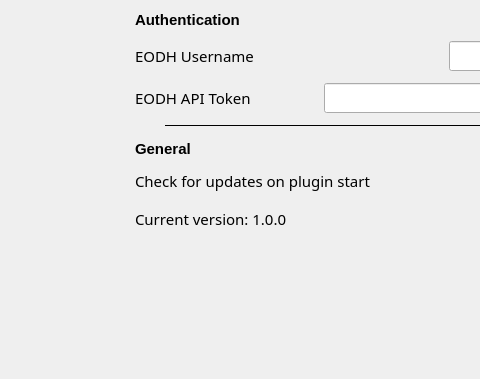
First picture: the form in eodh_qgis/ui/settings.ui, repository EO-DataHub/eodh-qgis, before the edit; both pictures show x 0 to 480 and y 0 to 379 of the 766 by 534 pixel window.
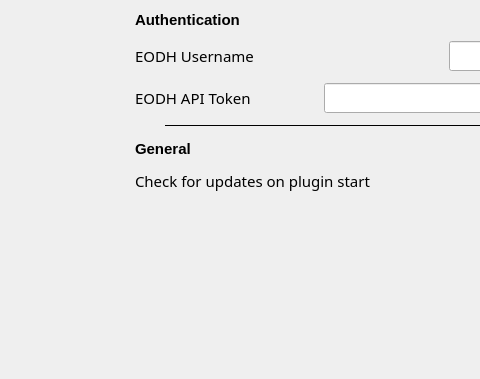
Second picture: the form after the edit.

Commit message: Implement check for updates

```diff
--- a/eodh_qgis/ui/settings.ui
+++ b/eodh_qgis/ui/settings.ui
@@ -208,16 +208,6 @@
      </item>
      <item>
       <layout class="QHBoxLayout" name="horizontalLayout_5">
-       <item>
-        <widget class="QLabel" name="label_2">
-         <property name="text">
-          <string>Current version: 1.0.0</string>
-         </property>
-         <property name="alignment">
-          <set>Qt::AlignLeading|Qt::AlignLeft|Qt::AlignVCenter</set>
-         </property>
-        </widget>
-       </item>
        <item>
         <spacer name="horizontalSpacer_6">
          <property name="orientation">
```
The commit also changes 1 other file.
